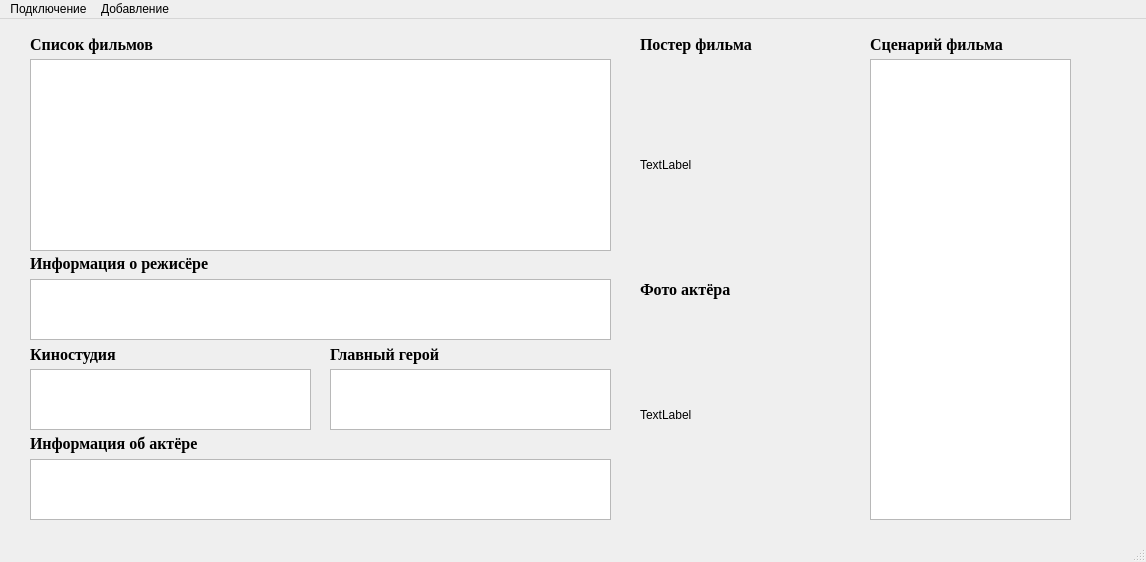
Old version of the form Client/mainwindow.ui in the repository NikitaVirachev/course-work-on-DB.
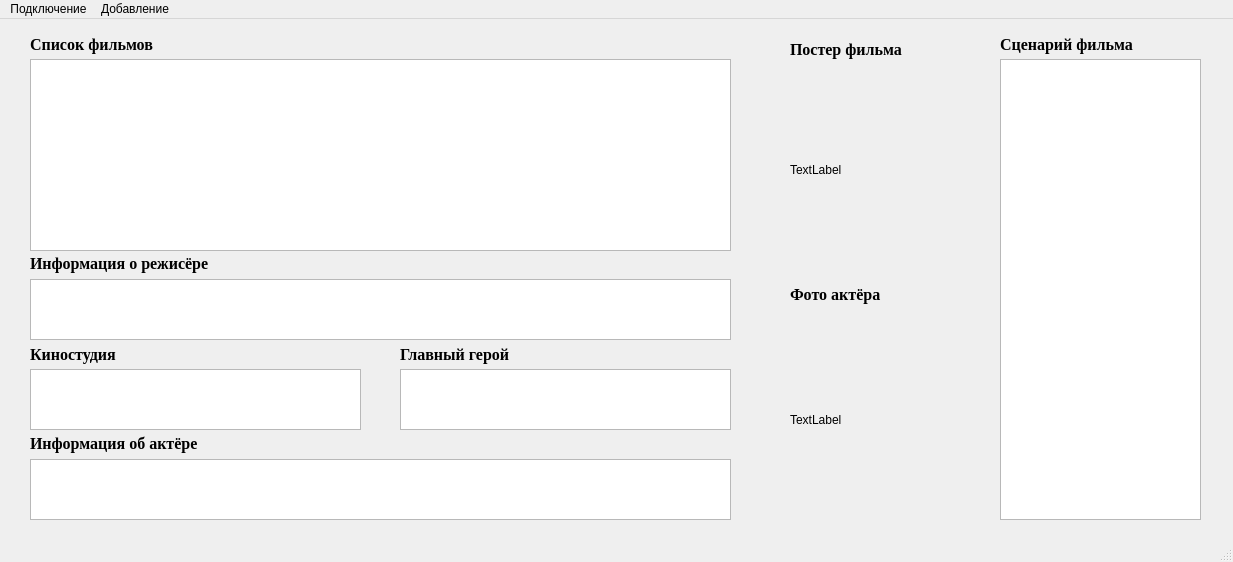
New version of the form.

Diff of the .ui file:
```diff
--- a/Client/mainwindow.ui
+++ b/Client/mainwindow.ui
@@ -6,7 +6,7 @@
    <rect>
     <x>0</x>
     <y>0</y>
-    <width>1146</width>
+    <width>1233</width>
     <height>562</height>
    </rect>
   </property>
@@ -19,7 +19,7 @@
      <rect>
       <x>30</x>
       <y>40</y>
-      <width>581</width>
+      <width>701</width>
       <height>192</height>
      </rect>
     </property>
@@ -32,7 +32,7 @@
      <rect>
       <x>30</x>
       <y>260</y>
-      <width>581</width>
+      <width>701</width>
       <height>61</height>
      </rect>
     </property>
@@ -42,7 +42,7 @@
      <rect>
       <x>30</x>
       <y>350</y>
-      <width>281</width>
+      <width>331</width>
       <height>61</height>
      </rect>
     </property>
@@ -50,9 +50,9 @@
    <widget class="QTableView" name="tableView_4">
     <property name="geometry">
      <rect>
-      <x>330</x>
+      <x>400</x>
       <y>350</y>
-      <width>281</width>
+      <width>331</width>
       <height>61</height>
      </rect>
     </property>
@@ -62,7 +62,7 @@
      <rect>
       <x>30</x>
       <y>440</y>
-      <width>581</width>
+      <width>701</width>
       <height>61</height>
      </rect>
     </property>
@@ -70,8 +70,8 @@
    <widget class="QLabel" name="label">
     <property name="geometry">
      <rect>
-      <x>640</x>
-      <y>40</y>
+      <x>790</x>
+      <y>45</y>
       <width>181</width>
       <height>211</height>
      </rect>
@@ -83,8 +83,8 @@
    <widget class="QLabel" name="label_2">
     <property name="geometry">
      <rect>
-      <x>640</x>
-      <y>290</y>
+      <x>790</x>
+      <y>295</y>
       <width>181</width>
       <height>211</height>
      </rect>
@@ -140,7 +140,7 @@
      <rect>
       <x>30</x>
       <y>325</y>
-      <width>281</width>
+      <width>331</width>
       <height>21</height>
      </rect>
     </property>
@@ -159,9 +159,9 @@
    <widget class="QLabel" name="label_6">
     <property name="geometry">
      <rect>
-      <x>330</x>
+      <x>400</x>
       <y>320</y>
-      <width>281</width>
+      <width>331</width>
       <height>31</height>
      </rect>
     </property>
@@ -201,8 +201,8 @@
    <widget class="QLabel" name="label_8">
     <property name="geometry">
      <rect>
-      <x>640</x>
-      <y>15</y>
+      <x>790</x>
+      <y>20</y>
       <width>181</width>
       <height>21</height>
      </rect>
@@ -222,8 +222,8 @@
    <widget class="QLabel" name="label_9">
     <property name="geometry">
      <rect>
-      <x>640</x>
-      <y>255</y>
+      <x>790</x>
+      <y>260</y>
       <width>181</width>
       <height>31</height>
      </rect>
@@ -243,7 +243,7 @@
    <widget class="QTextEdit" name="textEdit">
     <property name="geometry">
      <rect>
-      <x>870</x>
+      <x>1000</x>
       <y>40</y>
       <width>201</width>
       <height>461</height>
@@ -253,7 +253,7 @@
    <widget class="QLabel" name="label_10">
     <property name="geometry">
      <rect>
-      <x>870</x>
+      <x>1000</x>
       <y>10</y>
       <width>201</width>
       <height>31</height>
@@ -277,8 +277,8 @@
     <rect>
      <x>0</x>
      <y>0</y>
-     <width>1146</width>
-     <height>21</height>
+     <width>1233</width>
+     <height>26</height>
     </rect>
    </property>
    <widget class="QMenu" name="menu">
```
